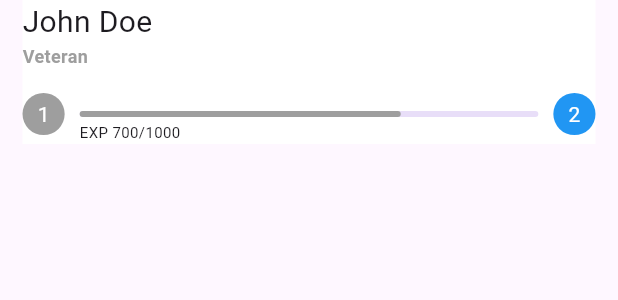
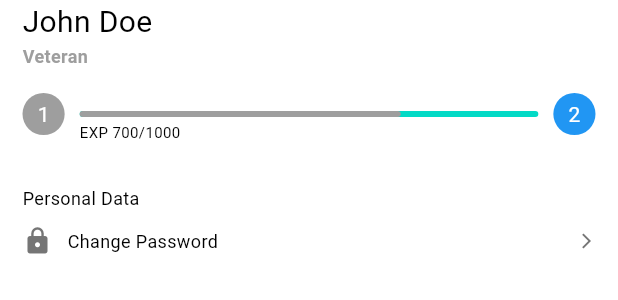
Before and after one commit to bryanfks-dev/Courtly, a Flutter app: the LoggedIn widget shown alone on an empty page, opened directly, on a phone screen of 412 x 824 dp. Shown: the top 300 px of the screen. Run offline on Flutter 3.47's test engine with Material 3 defaults, Android fonts, the phone set to English and light mode, and no system bars; our stand-ins replace firebase_core, flutter_svg, sticky_headers, vector_graphics; accounts and stored records are empty.

Commit message:
add color schemes

```diff
--- /dev/null
+++ b/lib/core/config/app_themes.dart
@@ -0,0 +1,18 @@
+import 'package:courtly/core/constants/color_schemes.dart';
+import 'package:flutter/material.dart';
+
+/// [AppThemes] is a class that contains all the theme data for the application.
+class AppThemes {
+  // Light theme
+  static ThemeData light = ThemeData(
+      useMaterial3: true,
+      brightness: Brightness.light,
+      colorScheme: ColorScheme.light(
+          primary: ColorSchemes.primaryLight, error: ColorSchemes.errorLight));
+
+  // Dark theme
+  static ThemeData dark = ThemeData(
+    useMaterial3: true,
+    brightness: Brightness.dark,
+  );
+}
--- a/lib/core/config/theme_datas.dart
+++ /dev/null
@@ -1,6 +0,0 @@
-import 'package:flutter/material.dart';
-
-/// [ThemeDatas] is a class that contains all the theme data for the application.
-class ThemeDatas {
-  static ThemeData light = ThemeData(useMaterial3: true);
-}
--- a/lib/core/constants/color_schemes.dart
+++ b/lib/core/constants/color_schemes.dart
@@ -1,5 +1,41 @@
+import 'package:flutter/material.dart';
+
 /// [ColorSchemes] class contains all the color schemes used in the app.
 /// It is used to maintain the color schemes in one place.
+///
+/// There are two types of color schemes available in the app,
+/// which are Light and Dark schemes.
+///
+/// Each color scheme must contains the following colors:
+/// - [Primary] the primary color of the app
+/// - [Default] the default color of the text
+/// - [Subtle] the softer and more neutral color to use
+/// - [Highlight] the bright and attention grabbing color
+/// - [Success] the color to indicate success
+/// - [Warning] the color to indicate warning
+/// - [Error] the color to indicate error
+/// - [Star] the color to indicate star
+/// - [PrimaryBackground] the primary background color
+/// - [SecondaryBackground] the secondary background color
+///
+/// [ColorSchemes] class is also used to assign the color schemes to the
+/// [ThemeData] in the [AppTheme] class.
 class ColorSchemes {
+  // Light color schemes
+  static Color primaryLight = const Color(0xFF00BFB2);
 
+  static Color defaultLight = const Color(0xFF000000);
+  static Color subtleLight = const Color(0xFFD9D9D9);
+  static Color highlightLight = const Color(0xFF757575);
+
+  static Color successLight = const Color(0xFF4CAF50);
+  static Color warningLight = const Color(0xFFFFCC00);
+  static Color errorLight = const Color(0xFFF44336);
+
+  static Color starLight = const Color(0xFFFFD93D);
+
+  static Color primaryBackgroundLight = const Color(0xFFFFFFFF);
+  static Color secondaryBackgroundLight = const Color(0xFFF5F5F5);
+
+  // Dark color schemes
 }
--- a/lib/main.dart
+++ b/lib/main.dart
@@ -1,3 +1,4 @@
+import 'package:courtly/core/config/app_themes.dart';
 import 'package:courtly/data/providers/firebase_options.dart';
 import 'package:courtly/domain/entities/page_props.dart';
 import 'package:courtly/presentation/pages/home.dart';
@@ -82,6 +83,7 @@ class _MyApp extends State<MyApp> {
     return MaterialApp(
         title: "Courtly",
         debugShowCheckedModeBanner: false,
+        theme: AppThemes.light,
         routes: {
           Routes.login: (context) => LoginPage(),
           Routes.register: (context) => const RegisterPage()
@@ -144,7 +146,7 @@ class _MyApp extends State<MyApp> {
                       unselectedFontSize: 0,
                       showSelectedLabels: false,
                       showUnselectedLabels: false,
-                      selectedItemColor: Colors.red,
+                      selectedItemColor: Theme.of(context).colorScheme.primary,
                       onTap: (int newIndex) {
                         if (_selectedIndex == newIndex) {
                           return;
--- a/lib/presentation/pages/home.dart
+++ b/lib/presentation/pages/home.dart
@@ -1,3 +1,4 @@
+import 'package:courtly/core/constants/color_schemes.dart';
 import 'package:courtly/core/enums/sports.dart';
 import 'package:courtly/core/utils/utils.dart';
 import 'package:flutter/material.dart';
@@ -135,7 +136,9 @@ class HomePage extends StatelessWidget {
                                             return Colors.transparent;
                                           }
 
-                                          return Colors.red;
+                                          return Theme.of(context)
+                                              .colorScheme
+                                              .primary;
                                         }),
                                         showCheckmark: false,
                                         selected: selectedChipIndex == i,
--- a/lib/presentation/pages/profile.dart
+++ b/lib/presentation/pages/profile.dart
@@ -81,10 +81,10 @@ class LoggedIn extends StatelessWidget {
   @override
   Widget build(BuildContext context) {
     return SafeArea(
-        minimum: const EdgeInsets.only(left: 15, right: 15),
         child: ListView(
       children: [
         Container(
+          padding: const EdgeInsets.symmetric(horizontal: 15),
           color: Colors.white,
           child: Column(
             crossAxisAlignment: CrossAxisAlignment.start,
@@ -120,8 +120,7 @@ class LoggedIn extends StatelessWidget {
                     children: [
                       LinearProgressIndicator(
                         value: 0.7,
-                            valueColor:
-                                AlwaysStoppedAnimation<Color>(_rank.color),
+                        valueColor: AlwaysStoppedAnimation<Color>(_rank.color),
                         borderRadius:
                             const BorderRadius.all(Radius.circular(10)),
                       ),
@@ -150,6 +149,47 @@ class LoggedIn extends StatelessWidget {
               )
             ],
           ),
+        ),
+        const SizedBox(
+          height: 20,
+        ),
+        Container(
+          color: Colors.white,
+          padding: const EdgeInsets.symmetric(horizontal: 15, vertical: 7.5),
+          child: Column(
+            crossAxisAlignment: CrossAxisAlignment.start,
+            children: [
+              Text(
+                "Personal Data",
+                style: TextStyle(fontSize: 12),
+              ),
+              const SizedBox(
+                height: 10,
+              ),
+              GestureDetector(
+                child: Row(
+                  mainAxisAlignment: MainAxisAlignment.spaceBetween,
+                  children: [
+                    Row(
+                      children: [
+                        Icon(
+                          Icons.lock,
+                          color: Colors.grey.shade600,
+                          size: 20,
+                        ),
+                        const SizedBox(
+                          width: 10,
+                        ),
+                        Text("Change Password", style: TextStyle(fontSize: 12))
+                      ],
+                    ),
+                    Icon(Icons.arrow_forward_ios,
+                        color: Colors.grey.shade600, size: 12)
+                  ],
+                ),
+              )
+            ],
+          ),
         )
       ],
     ));
@@ -158,7 +198,7 @@ class LoggedIn extends StatelessWidget {
 
 /// [isLoggedIn] is a flag to check if user is signed in.
 /// It is set to false by default.
-bool isLoggedIn = true;
+bool isLoggedIn = false;
 
 /// [ProfilePage] is a page to show user profile.
 /// It will show different content based on user login status.
--- a/lib/presentation/widgets/default_app_bar.dart
+++ b/lib/presentation/widgets/default_app_bar.dart
@@ -1,3 +1,4 @@
+import 'package:courtly/core/constants/color_schemes.dart';
 import 'package:flutter/material.dart';
 
 /// [DefaultAppBar] is a custom AppBar widget that is used as the default AppBar
@@ -7,16 +8,19 @@ class DefaultAppBar extends StatelessWidget implements PreferredSizeWidget {
   const DefaultAppBar({super.key}) : preferredSize = const Size.fromHeight(56);
 
   @override
+
   /// [preferredSize] is the preferred size of the AppBar.
   final Size preferredSize;
 
   @override
   Widget build(BuildContext context) {
     return AppBar(
-        title: const Text("Courtly",
-            style: TextStyle(
-                fontSize: 14,
-                fontWeight: FontWeight.w500,
-                color: Colors.black)));
+        title: Text(
+      "Courtly",
+      style: TextStyle(
+          fontSize: 16,
+          fontWeight: FontWeight.bold,
+          color: Theme.of(context).colorScheme.primary),
+    ));
   }
 }
```
Lines whose indentation alone changed are shown as unchanged.
